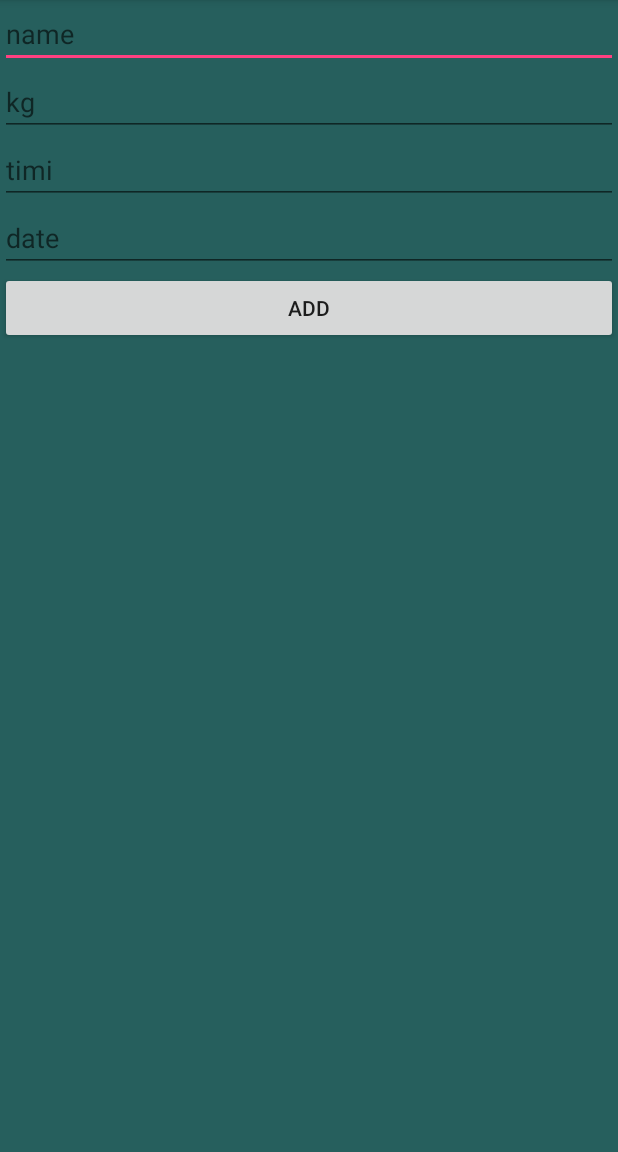
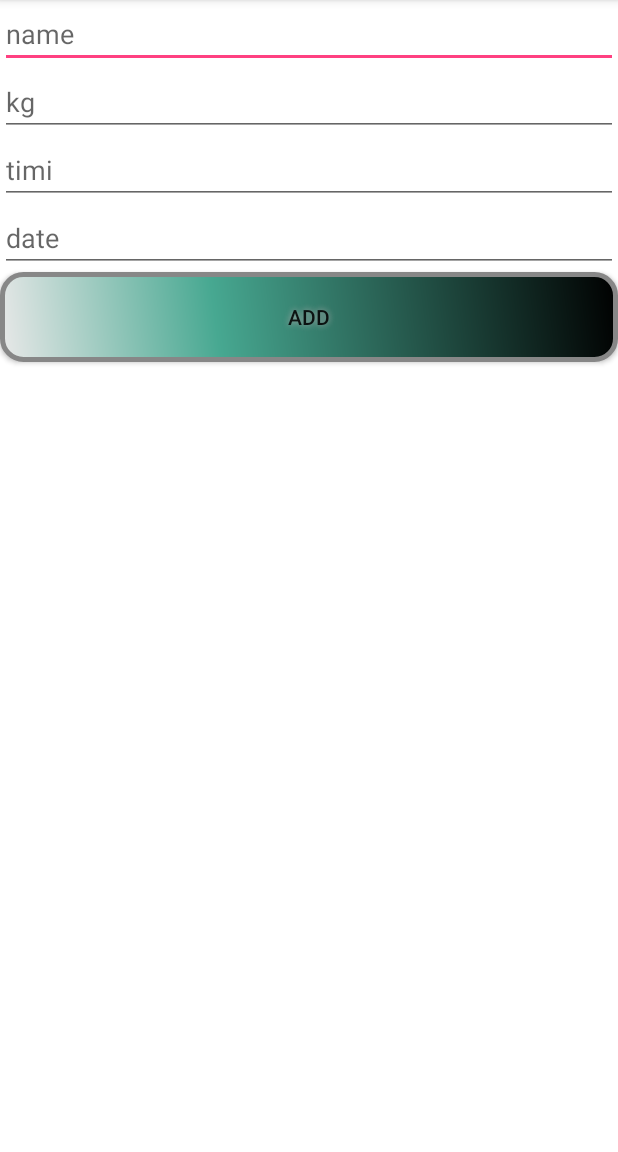
Before and after one commit to EddieND/GreenHouse, an Android app: the prosthiki screen opened directly, with no data from a screen before it, on a phone screen of 412 x 824 dp, the part 84-1236 px from its top. Run offline under Robolectric (Android 15) with nearby library versions, the phone set to English and light mode, and no system bars.

Commit message:
Update Χρωμα

```diff
--- a/app/src/main/java/com/example/exam/Lista.java
+++ b/app/src/main/java/com/example/exam/Lista.java
@@ -27,8 +27,10 @@ cursor = myHelper.getAllData();
 listAdapter = new ListAdapter(getApplicationContext(),R.layout.row_layout);
 listView.setAdapter(listAdapter);
 
+
+
+//προσθηκη στοιχείων στην λιστα με χρηση αντικειμένου
 if (cursor.moveToFirst()){
-
 
     do  {
 String name,kg,timi,date;
--- a/app/src/main/java/com/example/exam/MainActivity.java
+++ b/app/src/main/java/com/example/exam/MainActivity.java
@@ -16,6 +16,8 @@ DatabaseHelper mDatabaseHelder;
 private Button btnadd;
 
 
+
+//add button
     @Override
     protected void onCreate(Bundle savedInstanceState) {
         super.onCreate(savedInstanceState);
@@ -34,7 +36,7 @@ private Button btnadd;
         });
 
 
-
+//show button το onClick ειναι στο layout
     }
     public void showProsthikes(View view){
         Intent intent = new Intent(getApplicationContext(),Lista.class);
--- a/app/src/main/java/com/example/exam/prosthiki.java
+++ b/app/src/main/java/com/example/exam/prosthiki.java
@@ -30,6 +30,8 @@ edit_timi = (EditText)findViewById(R.id.timi);
 edit_kg = (EditText)findViewById(R.id.kg);
 edit_date =(EditText)findViewById(R.id.date);
 
+
+//ανοιγουμε την βαση
 myHelper = new DatabaseHelper(this);
 db = myHelper.getWritableDatabase();
 
@@ -37,7 +39,7 @@ db = myHelper.getWritableDatabase();
 
 
 
-
+//προσθηκη στοιχείων
     public void insertData(View view) {
         boolean isinserted = myHelper.addInfo(edit_name.getText().toString(),edit_kg.getText().toString(),edit_timi.getText().toString(),edit_date.getText().toString());
 
--- /dev/null
+++ b/app/src/main/res/drawable/buttonshape.xml
@@ -0,0 +1,28 @@
+<?xml version="1.0" encoding="utf-8"?>
+<shape xmlns:android="http://schemas.android.com/apk/res/android" android:shape="rectangle" >
+    <corners
+        android:radius="14dp"
+        />
+    <gradient
+        android:angle="45"
+        android:centerX="35%"
+        android:centerColor="#47A891"
+        android:startColor="#E8E8E8"
+        android:endColor="#000000"
+        android:type="linear"
+        />
+    <padding
+        android:left="0dp"
+        android:top="0dp"
+        android:right="0dp"
+        android:bottom="0dp"
+        />
+    <size
+        android:width="270dp"
+        android:height="60dp"
+        />
+    <stroke
+        android:width="3dp"
+        android:color="#878787"
+        />
+</shape>
--- a/app/src/main/res/layout/activity_prosthiki.xml
+++ b/app/src/main/res/layout/activity_prosthiki.xml
@@ -10,7 +10,7 @@
         android:id="@+id/l2"
         android:layout_width="fill_parent"
         android:layout_height="fill_parent"
-        android:background="#265F5D"
+        android:background="#FFFFFF"
         android:orientation="vertical"
         app:layout_constraintBottom_toBottomOf="parent"
         app:layout_constraintEnd_toEndOf="parent"
@@ -54,6 +54,11 @@
             android:layout_width="match_parent"
             android:layout_height="wrap_content"
             android:onClick="insertData"
+            android:background="@drawable/buttonshape"
+            android:shadowColor="#A8A8A8"
+            android:shadowDx="0"
+            android:shadowDy="0"
+            android:shadowRadius="5"
             android:text="Add" />
     </LinearLayout>
 </android.support.constraint.ConstraintLayout>
--- a/app/src/main/res/values/colors.xml
+++ b/app/src/main/res/values/colors.xml
@@ -3,4 +3,6 @@
     <color name="colorPrimary">#3F51B5</color>
     <color name="colorPrimaryDark">#303F9F</color>
     <color name="colorAccent">#FF4081</color>
+    <color name="indigo">#4b0082</color>
+    <color name="pink">#ffc0cb</color>
 </resources>
--- a/app/src/main/res/values/strings.xml
+++ b/app/src/main/res/values/strings.xml
@@ -1,6 +1,6 @@
 <resources>
     <string name="app_name">Exam</string>
-    <string name="proion">Προιον</string>
+    <string name="proion">προϊόν</string>
     <string name="kila">κιλά</string>
     <string name="timi">Τιμή</string>
     <string name="date">Ημερ/ια</string>
--- a/app/src/main/res/values/styles.xml
+++ b/app/src/main/res/values/styles.xml
@@ -7,5 +7,8 @@
         <item name="colorPrimaryDark">@color/colorPrimaryDark</item>
         <item name="colorAccent">@color/colorAccent</item>
     </style>
-
+    <style name="MyButton" parent="Theme.AppCompat.Light">
+        <item name="colorControlHighlight">@color/indigo</item>
+        <item name="colorButtonNormal">@color/pink</item>
+    </style>
 </resources>
```
Also changed, not shown: app/src/main/java/com/example/exam/DatabaseHelper.java (+4 -4 lines), app/src/main/res/layout/activity_lista.xml (+52 -0 lines), app/src/main/res/layout/activity_main.xml (+36 -38 lines), app/src/main/res/layout/row_layout.xml (+26 -26 lines), 24 other files.
